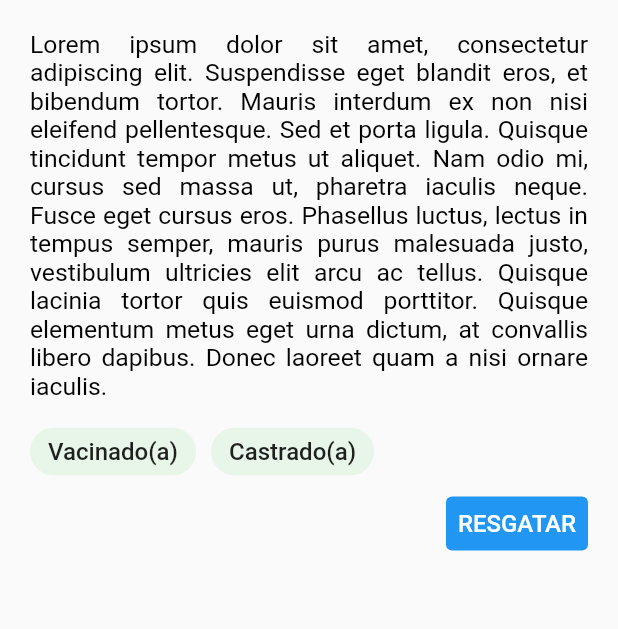
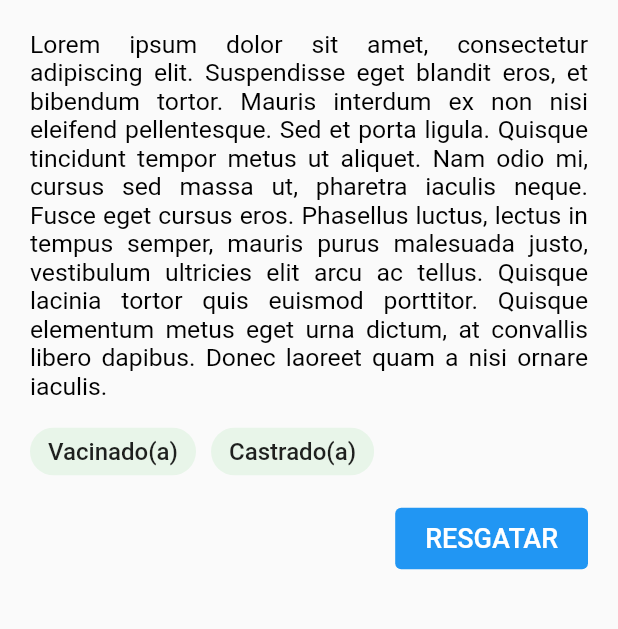
Before and after one commit to filipegmedeiros/gatinhos_ufrn, a Flutter app: the screen it shows after launch, in the side drawer, after a tap on "Detalhe (teste)", on a phone screen of 412 x 824 dp, the part 534-1163 px from its top. Run offline on Flutter 3.47's test engine with Material 2 defaults, Android fonts, the phone set to English and light mode, and no system bars; our stand-ins replace image_picker, shared_preferences.

Commit message:
Ajustes nos botões e layout

```diff
--- a/mobile/gatinhos_mobile/lib/ui/catDetail.dart
+++ b/mobile/gatinhos_mobile/lib/ui/catDetail.dart
@@ -68,14 +68,17 @@ class _CatDetailState extends State<CatDetail> {
                           )
                         ],
                       ),
+                      SizedBox(height: 10),
                       Row(
                         crossAxisAlignment: CrossAxisAlignment.end,
                         mainAxisAlignment: MainAxisAlignment.end,
                         children: <Widget>[
                           TextButton(
                             child: const Text('RESGATAR',
-                                style: TextStyle(fontSize: 16)),
+                                style: TextStyle(fontSize: 18)),
                             style: TextButton.styleFrom(
+                              padding: EdgeInsets.only(
+                                  right: 20, left: 20, top: 10, bottom: 10),
                               primary: Colors.white,
                               backgroundColor: Colors.blue,
                             ),
```
